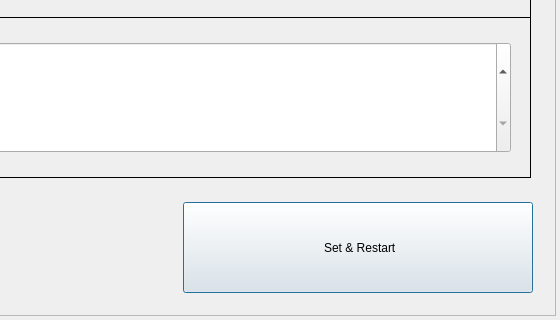
First picture: the form in gui/mainwidget/src/firstcheck/rtcsetdialog.ui, repository yjsin-emastec/neptune, before the edit; both pictures show x 288 to 848 and y 292 to 612 of the 848 by 612 pixel window.
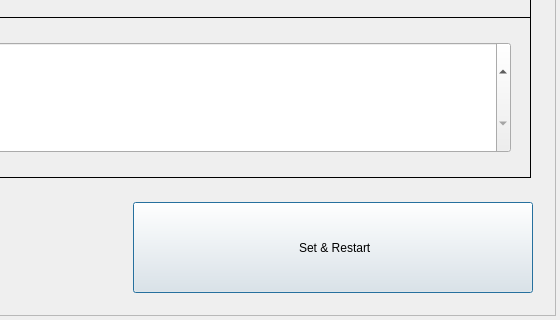
Second picture: the form after the edit.

```diff
--- a/gui/mainwidget/src/firstcheck/rtcsetdialog.ui
+++ b/gui/mainwidget/src/firstcheck/rtcsetdialog.ui
@@ -60,9 +60,9 @@
    <widget class="QPushButton" name="buttonSetRestart">
     <property name="geometry">
      <rect>
-      <x>467</x>
+      <x>417</x>
       <y>490</y>
-      <width>350</width>
+      <width>400</width>
       <height>91</height>
      </rect>
     </property>
```
